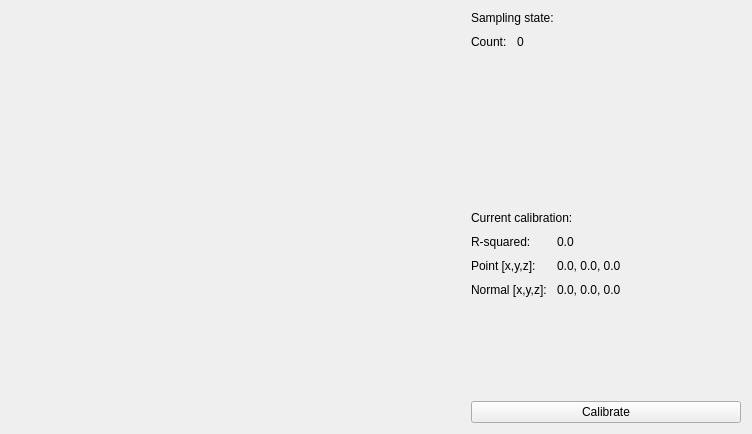
Qt form core/spec_calib/forms/posecalibrationview.ui (versatran01/Galt) before a commit.
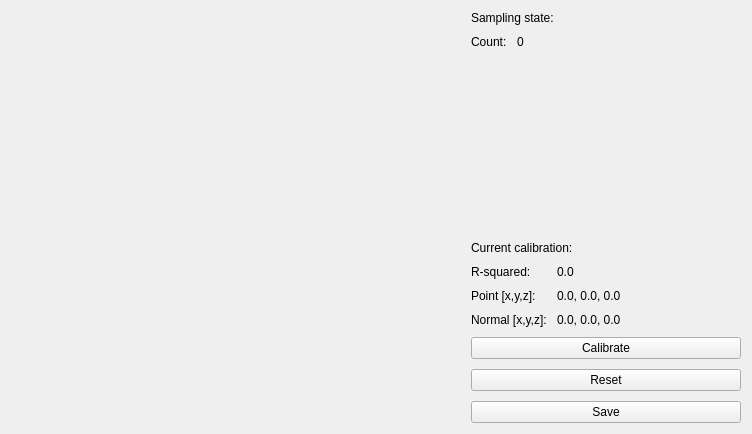
The same form after that commit. Custom widgets are drawn as their Qt base class.

Patch:
```diff
--- a/core/spec_calib/forms/posecalibrationview.ui
+++ b/core/spec_calib/forms/posecalibrationview.ui
@@ -86,7 +86,7 @@
           <enum>Qt::Vertical</enum>
          </property>
          <property name="sizeType">
-          <enum>QSizePolicy::Fixed</enum>
+          <enum>QSizePolicy::MinimumExpanding</enum>
          </property>
          <property name="sizeHint" stdset="0">
           <size>
@@ -111,6 +111,15 @@
        </item>
        <item>
         <layout class="QFormLayout" name="formLayout_2">
+         <property name="sizeConstraint">
+          <enum>QLayout::SetDefaultConstraint</enum>
+         </property>
+         <property name="labelAlignment">
+          <set>Qt::AlignLeading|Qt::AlignLeft|Qt::AlignVCenter</set>
+         </property>
+         <property name="formAlignment">
+          <set>Qt::AlignLeading|Qt::AlignLeft|Qt::AlignTop</set>
+         </property>
          <item row="0" column="0">
           <widget class="QLabel" name="label_4">
            <property name="text">
@@ -162,6 +171,20 @@
          </property>
         </widget>
        </item>
+       <item>
+        <widget class="QPushButton" name="resetButton">
+         <property name="text">
+          <string>Reset</string>
+         </property>
+        </widget>
+       </item>
+       <item>
+        <widget class="QPushButton" name="saveButton">
+         <property name="text">
+          <string>Save</string>
+         </property>
+        </widget>
+       </item>
       </layout>
      </item>
     </layout>
```
